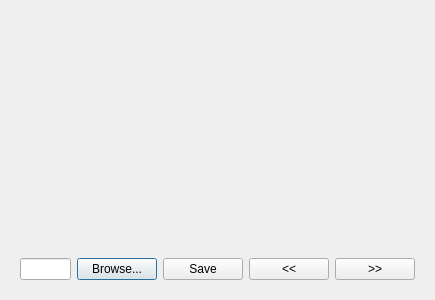
This is forms/annextractordialog.ui in Boazrciasn/RDFramework as Qt 5 draws it before an edit. The edited form follows.
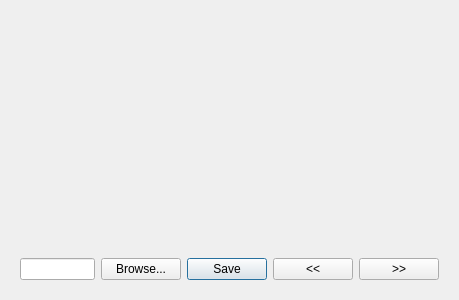
This is the edited form.

Commit message: word name display and width height show on annotation extractor

```diff
--- a/forms/annextractordialog.ui
+++ b/forms/annextractordialog.ui
@@ -6,7 +6,7 @@
    <rect>
     <x>0</x>
     <y>0</y>
-    <width>435</width>
+    <width>459</width>
     <height>300</height>
    </rect>
   </property>
@@ -24,39 +24,46 @@
    <item alignment="Qt::AlignBottom">
     <widget class="QWidget" name="widget" native="true">
      <layout class="QGridLayout" name="gridLayout">
-      <item row="1" column="1">
+      <item row="2" column="2">
+       <widget class="QPushButton" name="save_button">
+        <property name="text">
+         <string>Save</string>
+        </property>
+       </widget>
+      </item>
+      <item row="2" column="0">
+       <widget class="QLineEdit" name="search_char"/>
+      </item>
+      <item row="0" column="0" colspan="5">
+       <widget class="QLabel" name="out_info_label">
+        <property name="text">
+         <string/>
+        </property>
+       </widget>
+      </item>
+      <item row="2" column="1">
        <widget class="QPushButton" name="browse_button">
         <property name="text">
          <string>Browse...</string>
         </property>
        </widget>
       </item>
-      <item row="1" column="3">
+      <item row="2" column="3">
        <widget class="QPushButton" name="previous_button">
         <property name="text">
          <string>&lt;&lt;</string>
         </property>
        </widget>
       </item>
-      <item row="1" column="4">
+      <item row="2" column="4">
        <widget class="QPushButton" name="next_button">
         <property name="text">
          <string>&gt;&gt;</string>
         </property>
        </widget>
       </item>
-      <item row="1" column="2">
-       <widget class="QPushButton" name="save_button">
-        <property name="text">
-         <string>Save</string>
-        </property>
-       </widget>
-      </item>
-      <item row="1" column="0">
-       <widget class="QLineEdit" name="search_char"/>
-      </item>
-      <item row="0" column="0" colspan="5">
-       <widget class="QLabel" name="out_info_label">
+      <item row="1" column="4">
+       <widget class="QLabel" name="width_height_label">
         <property name="text">
          <string/>
         </property>
```
The commit also changes 1 other file.
